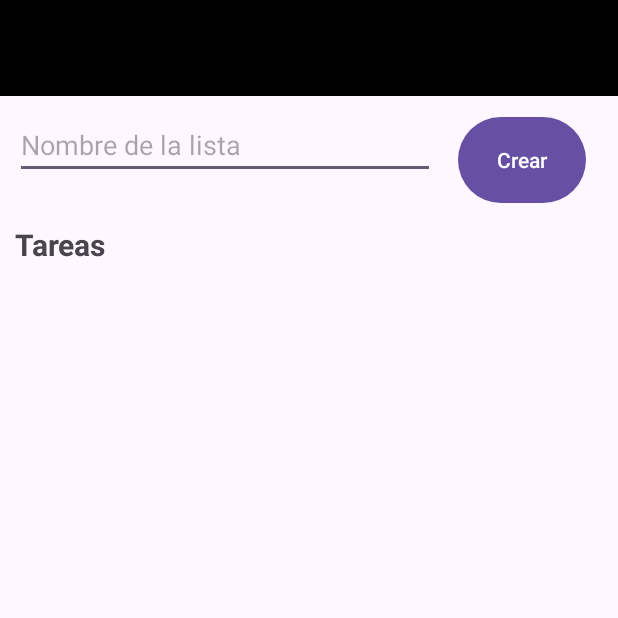
After one commit to AndresZapataPascual/FamilyTasker, an Android app: the TareasActivity screen opened directly, with no data from a screen before it, on a phone screen of 412 x 824 dp, the top half of it. The commit adds this screen. Run offline under Robolectric (Android 15) with nearby library versions, the phone set to English and light mode, and no system bars.

Commit message:
guardado
1

```diff
--- a/app/src/main/AndroidManifest.xml
+++ b/app/src/main/AndroidManifest.xml
@@ -25,6 +25,9 @@
             android:name=".ListaActivity"
             android:exported="false"/>
 
+        <activity
+            android:name=".TareasActivity"
+            android:exported="false"/>
 
         <activity
             android:name=".Pantalla_splash"
--- a/app/src/main/java/com/andreszapata/familytasker/Lista.java
+++ b/app/src/main/java/com/andreszapata/familytasker/Lista.java
@@ -28,4 +28,9 @@ public class Lista {
     public void setNombre(String nombre) {
         this.nombre = nombre;
     }
+
+    @Override
+    public String toString() {
+        return nombre; // Devuelve solo el nombre de la lista al convertir a String
+    }
 }
--- /dev/null
+++ b/app/src/main/java/com/andreszapata/familytasker/TareasActivity.java
@@ -0,0 +1,15 @@
+package com.andreszapata.familytasker;
+
+import android.os.Bundle;
+
+import androidx.appcompat.app.AppCompatActivity;
+
+public class TareasActivity extends AppCompatActivity {
+
+    @Override
+    protected void onCreate(Bundle savedInstanceState) {
+        super.onCreate(savedInstanceState);
+        setContentView(R.layout.tareas_activity);
+
+    }
+}
--- /dev/null
+++ b/app/src/main/res/layout/tareas_activity.xml
@@ -0,0 +1,64 @@
+<?xml version="1.0" encoding="utf-8"?>
+<LinearLayout xmlns:android="http://schemas.android.com/apk/res/android"
+    android:layout_width="match_parent"
+    android:layout_height="match_parent"
+    android:orientation="vertical"
+    android:layout_gravity="center">
+
+    <!-- Toolbar para el menú -->
+    <androidx.appcompat.widget.Toolbar
+        android:id="@+id/toolbar"
+        android:layout_width="match_parent"
+        android:layout_height="?attr/actionBarSize"
+        android:background="@color/black"
+        android:theme="?attr/actionBarTheme"
+        android:titleTextColor="@android:color/white"
+        android:titleTextAppearance="@style/TextAppearance.AppCompat.Widget.ActionBar.Title" />
+
+
+    <!-- Linear layout horizontal para el botón de crear la lista -->
+    <LinearLayout
+        android:layout_width="match_parent"
+        android:layout_height="wrap_content"
+        android:orientation="horizontal"
+        android:layout_gravity="center"
+        android:layout_marginTop="10dp">
+
+        <EditText
+            android:id="@+id/editTextListName"
+            android:layout_width="280dp"
+            android:layout_gravity="left"
+            android:layout_margin="10dp"
+            android:layout_height="wrap_content"
+            android:layout_marginTop="16dp"
+            android:hint="@string/HintNombrelista" />
+
+        <!-- Botón para crear la lista -->
+        <Button
+            android:id="@+id/buttonCreateList"
+            android:layout_width="85dp"
+            android:layout_height="match_parent"
+            android:layout_marginLeft="5dp"
+            android:text="@string/textBtnCrearLista" />
+
+    </LinearLayout>
+
+    <!-- Listado de listas de tareas existentes -->
+    <TextView
+        android:id="@+id/textViewListTitle"
+        android:layout_width="wrap_content"
+        android:layout_height="wrap_content"
+        android:text="@string/TxtTituloTareas"
+        android:layout_margin="10dp"
+        android:textSize="20sp"
+        android:textStyle="bold"
+        android:layout_marginTop="16dp"/>
+
+    <ListView
+        android:id="@+id/listViewLists"
+        android:layout_width="match_parent"
+        android:layout_height="0dp"
+        android:layout_weight="1"
+        android:layout_marginTop="8dp"/>
+
+</LinearLayout>
--- a/app/src/main/res/values/strings.xml
+++ b/app/src/main/res/values/strings.xml
@@ -10,4 +10,5 @@
     <string name="HintNombrelista">Nombre de la lista</string>
     <string name="textBtnCrearLista">Crear</string>
     <string name="TxtTituloListaTareas">Mi lista:</string>
+    <string name="TxtTituloTareas">Tareas</string>
 </resources>
```
Also changed, not shown: app/src/main/java/com/andreszapata/familytasker/ListaActivity.java (+20 -11 lines), app/src/main/java/com/andreszapata/familytasker/ListaAdapter.java (+18 -17 lines).
